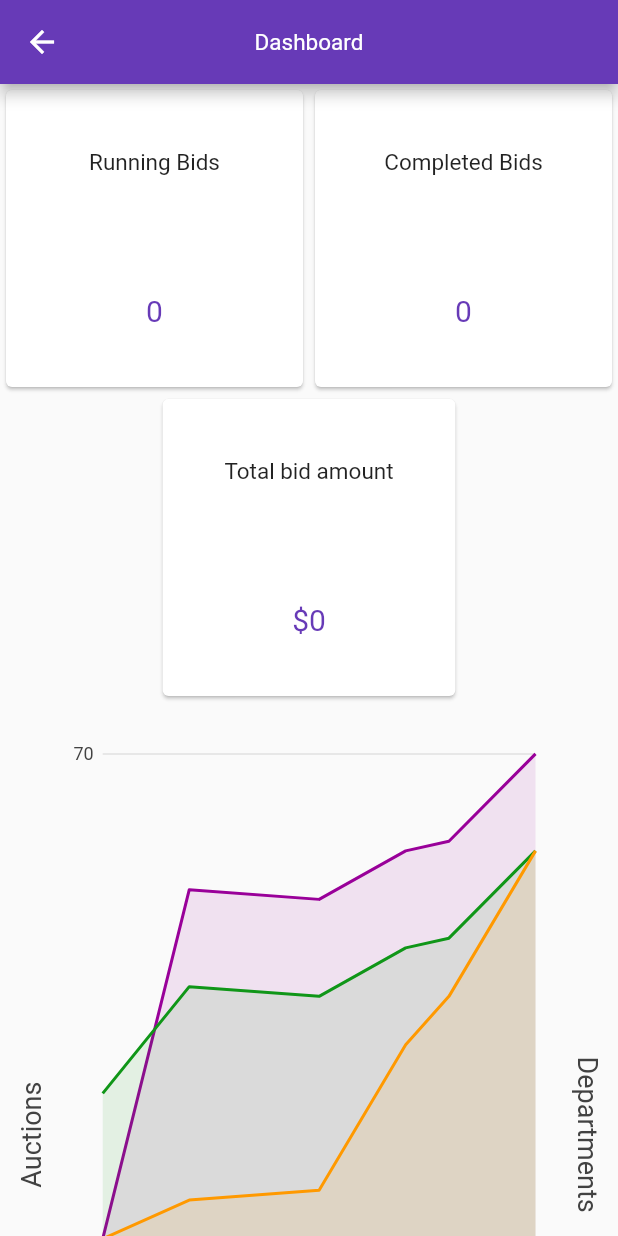
After one commit to abusayed10809/ebay_clone, a Flutter app: the DashboardScreen screen opened directly, on a phone screen of 412 x 824 dp. The commit adds this screen. Run offline on Flutter 3.47's test engine with Material 2 defaults, Android fonts, the phone set to English and light mode, and no system bars; drawn by our look-alikes of auto_size_text; our stand-ins replace auth_buttons, charts_flutter, cloud_firestore, firebase_auth, firebase_core, firebase_storage and 4 more; accounts and stored records are empty.

Commit message:
dashboard updated

```diff
--- a/lib/Config/AppConfig.dart
+++ b/lib/Config/AppConfig.dart
@@ -18,4 +18,6 @@ class AppConfig{
   String userCollection = "userCollection";
   String userName = "userName";
   String userEmail = "userEmail";
+
+  String totalBidCollection = "totalBidCollection";
 }
--- /dev/null
+++ b/lib/NavigationScreen/NavigationScreen.dart
@@ -0,0 +1,44 @@
+import 'package:ebay_clone/Screens/DashboardScreen.dart';
+import 'package:ebay_clone/Screens/HomeScreen.dart';
+import 'package:flutter/material.dart';
+
+class NavigationScreen extends StatefulWidget {
+  @override
+  _NavigationScreenState createState() => _NavigationScreenState();
+}
+
+class _NavigationScreenState extends State<NavigationScreen> {
+
+  int _currentIndex = 0;
+  static final List<Widget> _pageWidgets = [
+    HomeScreen(),
+    DashboardScreen(),
+  ];
+
+  @override
+  Widget build(BuildContext context) {
+    return Scaffold(
+      body: _pageWidgets[_currentIndex],
+
+      bottomNavigationBar: BottomNavigationBar(
+        backgroundColor: Colors.white,
+        unselectedItemColor: Colors.grey,
+        selectedItemColor: Colors.deepPurple,
+        onTap: bottomNavTap,
+        currentIndex: _currentIndex,
+        showUnselectedLabels: true,
+        selectedFontSize: 12,
+        items: [
+          BottomNavigationBarItem(icon: Icon(Icons.home), label: 'Home'),
+          BottomNavigationBarItem(icon: Icon(Icons.dashboard), label: 'Dashboard'),
+        ],
+      ),
+    );
+  }
+
+  void bottomNavTap(int value) {
+    setState(() {
+      _currentIndex = value;
+    });
+  }
+}
--- a/lib/Screens/AuctionDetailScreen.dart
+++ b/lib/Screens/AuctionDetailScreen.dart
@@ -28,6 +28,8 @@ class _AuctionDetailScreenState extends State<AuctionDetailScreen> {
   String documentId = "";
 
   bool showBidClosed = false;
+
+  int maxCurrentBid = 0;
 
   @override
   Widget build(BuildContext context) {
@@ -79,6 +81,10 @@ class _AuctionDetailScreenState extends State<AuctionDetailScreen> {
                         }
                         else if(!showBidClosed){
                           BidInfoModel bidInfoModel = BidInfoModel.jsonToString(snapshot.data.docs[index-1]);
+                          if(index==1){
+                              maxCurrentBid = bidInfoModel.bidAmount;
+                              print(maxCurrentBid);
+                          }
                           return buildBidCard(context, bidInfoModel);
                         }
                         else{
@@ -147,11 +153,7 @@ class _AuctionDetailScreenState extends State<AuctionDetailScreen> {
                           GestureDetector(
                             onTap: () async{
                               int bidAmount = int.parse(_bidTextEditingController.text.trim());
-                              if(bidAmount>=auctionItemDetail.price){
-                                Navigator.pop(context);
-                                await confirmBidAmount(bidAmount);
-                              }
-                              else{
+                              if((bidAmount<auctionItemDetail.price)){
                                 Fluttertoast.showToast(
                                     msg: "Your bid must be greater than minimum bid amount",
                                     toastLength: Toast.LENGTH_SHORT,
@@ -161,6 +163,21 @@ class _AuctionDetailScreenState extends State<AuctionDetailScreen> {
                                     textColor: Colors.white,
                                     fontSize: globalFontSize*15
                                 );
+                              }
+                              else if(bidAmount<=maxCurrentBid){
+                                Fluttertoast.showToast(
+                                    msg: "Your bid must be greater than the current maximum bid in order to win",
+                                    toastLength: Toast.LENGTH_SHORT,
+                                    gravity: ToastGravity.BOTTOM,
+                                    timeInSecForIosWeb: 1,
+                                    backgroundColor: Colors.red,
+                                    textColor: Colors.white,
+                                    fontSize: globalFontSize*15
+                                );
+                              }
+                              else{
+                                Navigator.pop(context);
+                                await confirmBidAmount(bidAmount);
                               }
                               _bidTextEditingController.text = "";
                             },
@@ -230,5 +247,11 @@ class _AuctionDetailScreenState extends State<AuctionDetailScreen> {
         _appConfig.userEmail: userEmail,
       }
     );
+
+    await FirebaseFirestore.instance.collection(_appConfig.totalBidCollection)
+      .doc(documentId)
+      .set({
+      _appConfig.bidAmount: bidAmount,
+    });
   }
 }
--- /dev/null
+++ b/lib/Screens/DashboardScreen.dart
@@ -0,0 +1,306 @@
+import 'package:auto_size_text/auto_size_text.dart';
+import 'package:cloud_firestore/cloud_firestore.dart';
+import 'package:ebay_clone/Config/AppConfig.dart';
+import 'package:ebay_clone/Widgets/SharedWidgets.dart';
+import 'package:flutter/material.dart';
+import 'package:charts_flutter/flutter.dart' as charts;
+import 'package:flutter_spinkit/flutter_spinkit.dart';
+
+class DashboardScreen extends StatefulWidget {
+  @override
+  _DashboardScreenState createState() => _DashboardScreenState();
+}
+
+class _DashboardScreenState extends State<DashboardScreen> {
+  List<charts.Series<Sales, int>> _seriesLineData;
+
+  _generateData() {
+    var linesalesdata = [
+      new Sales(0, 20),
+      new Sales(20, 56),
+      new Sales(50, 55),
+      new Sales(70, 60),
+      new Sales(80, 61),
+      new Sales(100, 70),
+    ];
+    var linesalesdata1 = [
+      new Sales(0, 35),
+      new Sales(20, 46),
+      new Sales(50, 45),
+      new Sales(70, 50),
+      new Sales(80, 51),
+      new Sales(100, 60),
+    ];
+
+    var linesalesdata2 = [
+      new Sales(0, 20),
+      new Sales(20, 24),
+      new Sales(50, 25),
+      new Sales(70, 40),
+      new Sales(80, 45),
+      new Sales(100, 60),
+    ];
+
+    _seriesLineData.add(
+      charts.Series(
+        colorFn: (__, _) => charts.ColorUtil.fromDartColor(Color(0xff990099)),
+        id: 'Air Pollution',
+        data: linesalesdata,
+        domainFn: (Sales sales, _) => sales.yearval,
+        measureFn: (Sales sales, _) => sales.salesval,
+      ),
+    );
+    _seriesLineData.add(
+      charts.Series(
+        colorFn: (__, _) => charts.ColorUtil.fromDartColor(Color(0xff109618)),
+        id: 'Air Pollution1',
+        data: linesalesdata1,
+        domainFn: (Sales sales, _) => sales.yearval,
+        measureFn: (Sales sales, _) => sales.salesval,
+      ),
+    );
+    _seriesLineData.add(
+      charts.Series(
+        colorFn: (__, _) => charts.ColorUtil.fromDartColor(Color(0xffff9900)),
+        id: 'Air Pollution2',
+        data: linesalesdata2,
+        domainFn: (Sales sales, _) => sales.yearval,
+        measureFn: (Sales sales, _) => sales.salesval,
+      ),
+    );
+  }
+
+  @override
+  void initState() {
+    // TODO: implement initState
+    super.initState();
+    _seriesLineData = [];
+    _generateData();
+
+    _getAuctionData();
+    _getCompletedData();
+    _getTotalBidCost();
+  }
+
+  AppConfig _appConfig = new AppConfig();
+  int runningAuction = 0;
+  int completedAuction = 0;
+  int totalBidValue = 0;
+
+  List<String> documentIdList = [];
+
+  @override
+  Widget build(BuildContext context) {
+    final width = MediaQuery.of(context).size.width;
+    final height = MediaQuery.of(context).size.height;
+    final globalFontSize = MediaQuery.of(context).textScaleFactor;
+
+    return Scaffold(
+      appBar: AppBar(
+        title: appBarTitle('Dashboard', globalFontSize),
+      ),
+      body: SingleChildScrollView(
+        child: Column(
+          children: <Widget>[
+            Container(
+              width: width,
+              height: height*0.5,
+              child: Column(
+                children: [
+                  Expanded(
+                    child: Row(
+                      children: [
+                        Expanded(
+                          child: Card(
+                            child: Column(
+                              mainAxisAlignment: MainAxisAlignment.spaceAround,
+                              children: [
+                                AutoSizeText(
+                                  'Running Bids',
+                                  style: TextStyle(
+                                    fontSize: globalFontSize*15,
+                                  ),
+                                ),
+                                AutoSizeText(
+                                  '$runningAuction',
+                                  style: TextStyle(
+                                    fontSize: globalFontSize*20,
+                                    color: Colors.deepPurple
+                                  ),
+                                ),
+                              ],
+                            ),
+                          ),
+                        ),
+                        Expanded(
+                          child: Card(
+                            child: Column(
+                              mainAxisAlignment: MainAxisAlignment.spaceAround,
+                              children: [
+                                AutoSizeText(
+                                  'Completed Bids',
+                                  style: TextStyle(
+                                    fontSize: globalFontSize*15,
+                                  ),
+                                ),
+                                AutoSizeText(
+                                  '$completedAuction',
+                                  style: TextStyle(
+                                    fontSize: globalFontSize*20,
+                                      color: Colors.deepPurple
+                                  ),
+                                ),
+                              ],
+                            ),
+                          ),
+                        ),
+                      ],
+                    ),
+                  ),
+                  Expanded(
+                    child: Card(
+                      child: Column(
+                        mainAxisAlignment: MainAxisAlignment.spaceAround,
+                        children: [
+                          Padding(
+                            padding: EdgeInsets.symmetric(horizontal: width*0.1),
+                            child: AutoSizeText(
+                              'Total bid amount',
+                              style: TextStyle(
+                                fontSize: globalFontSize*15,
+                              ),
+                            ),
+                          ),
+                          AutoSizeText(
+                            '\$$totalBidValue',
+                            style: TextStyle(
+                              fontSize: globalFontSize*20,
+                                color: Colors.deepPurple
+                            ),
+                          ),
+                        ],
+                      ),
+                    ),
+                  ),
+                ],
+              ),
+            ),
+            Container(
+              width: width,
+              height: height*0.7,
+              child: Padding(
+                padding: EdgeInsets.symmetric(vertical: height*0.025),
+                child: charts.LineChart(
+                    _seriesLineData,
+                    defaultRenderer: charts.LineRendererConfig(
+                        includeArea: true, stacked: false),
+                    animate: true,
+                    animationDuration: Duration(seconds: 3),
+                    behaviors: [
+                      charts.ChartTitle('Days',
+                          behaviorPosition: charts.BehaviorPosition.bottom,
+                          titleOutsideJustification:charts.OutsideJustification.middleDrawArea),
+                      charts.ChartTitle('Auctions',
+                          behaviorPosition: charts.BehaviorPosition.start,
+                          titleOutsideJustification: charts.OutsideJustification.middleDrawArea),
+                      charts.ChartTitle('Departments',
+                        behaviorPosition: charts.BehaviorPosition.end,
+                        titleOutsideJustification:charts.OutsideJustification.middleDrawArea,
+                      )
+                    ]
+                ),
+              ),
+            ),
+          ],
+        ),
+      ),
+    );
+  }
+
+  _getTotalBidCost() async{
+    await FirebaseFirestore.instance.collection(_appConfig.totalBidCollection)
+        .get()
+        .then((QuerySnapshot querySnapshot){
+      querySnapshot.docs.forEach((doc) {
+        print(doc.id);
+        if(documentIdList.contains(doc.id)){
+          int price = doc.data()[_appConfig.bidAmount];
+          setState(() {
+            totalBidValue += price;
+          });
+        }
+      });
+    });
+  }
+
+  _getCompletedData() async{
+    await FirebaseFirestore.instance.collection(_appConfig.auctionPostCollection)
+        .where(_appConfig.itemDate, isLessThanOrEqualTo: DateTime.now().add(Duration(days: -1)))
+        .get()
+        .then((QuerySnapshot querySnapshot){
+      querySnapshot.docs.forEach((doc) {
+        setState(() {
+          documentIdList.add(doc.id);
+          completedAuction++;
+        });
+      });
+    });
+  }
+
+  _getAuctionData() async{
+    // QueryDocumentSnapshot documentSnapshot;
+    await FirebaseFirestore.instance.collection(_appConfig.auctionPostCollection)
+        .where(_appConfig.itemDate, isGreaterThan: DateTime.now().add(Duration(days: -1)))
+        .get()
+        .then((QuerySnapshot querySnapshot){
+          querySnapshot.docs.forEach((doc) {
+            setState(() {
+              runningAuction++;
+            });
+          });
+    });
+  }
+
+  // Future _getAuctionData() async{
+  //   int activeLength = await FirebaseFirestore.instance.collection(_appConfig.auctionPostCollection)
+  //       .where(_appConfig.itemDate, isGreaterThan: DateTime.now())
+  //       .snapshots().length;
+  //
+  //   int inactiveLength = await FirebaseFirestore.instance.collection(_appConfig.auctionPostCollection)
+  //       .where(_appConfig.itemDate, isLessThan: DateTime.now())
+  //       .snapshots().length;
+  //
+  //   print("total posts active");
+  //   print(activeLength);
+  //   print("total inactive posts");
+  //   print(inactiveLength);
+  //
+  //   // int bidValue = await FirebaseFirestore.instance.collection(_appConfig.auctionPostCollection)
+  //   //     .where(_appConfig.itemDate, isLessThan: DateTime.now())
+  //   //     .snapshots().length;
+  //   //
+  //   // FirebaseFirestore.instance.collection(_appConfig.auctionBidCollection)
+  //   //   .snapshots();
+  //       // .collection(_appConfig.individualBidCollection)
+  //       // .orderBy(_appConfig.bidAmount, descending: true)
+  //       // .snapshots();
+  //
+  //   setState(() {
+  //     runningAuction = activeLength;
+  //     completedAuction = inactiveLength;
+  //   });
+  // }
+
+  // Stream<QuerySnapshot> _getAuctionData() async*{
+  //   yield* FirebaseFirestore.instance.collection(_appConfig.auctionPostCollection)
+  //       .where(_appConfig.itemDate, isGreaterThan: DateTime.now())
+  //       .snapshots();
+  // }
+}
+
+class Sales {
+  int yearval;
+  int salesval;
+
+  Sales(this.yearval, this.salesval);
+}
--- a/lib/main.dart
+++ b/lib/main.dart
@@ -1,5 +1,7 @@
+import 'package:ebay_clone/NavigationScreen/NavigationScreen.dart';
 import 'package:ebay_clone/Provider/AuctionProvider.dart';
 import 'package:ebay_clone/Screens/AuthScreen.dart';
+import 'package:ebay_clone/Screens/DashboardScreen.dart';
 import 'package:ebay_clone/Screens/HomeScreen.dart';
 import 'package:firebase_auth/firebase_auth.dart';
 import 'package:firebase_core/firebase_core.dart';
@@ -49,7 +51,7 @@ class MyApp extends StatelessWidget {
             ),
         ),
       ),
-      home: currentUser==null ? AuthScreen() : HomeScreen(),
+      home: currentUser==null ? AuthScreen() : NavigationScreen(),
     );
   }
 }
--- a/pubspec.yaml
+++ b/pubspec.yaml
@@ -35,6 +35,7 @@ dependencies:
   auth_buttons:
 
   provider:
+  charts_flutter:
 
   intl:
   firebase_core:
```
Also changed, not shown: pubspec.lock.
